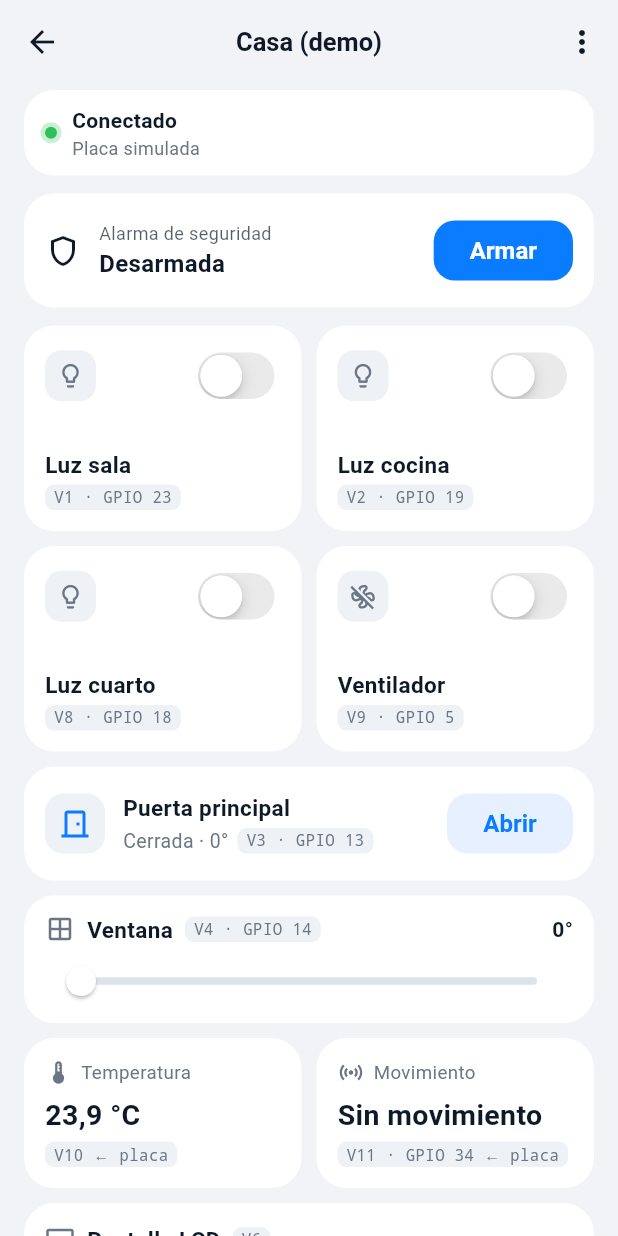
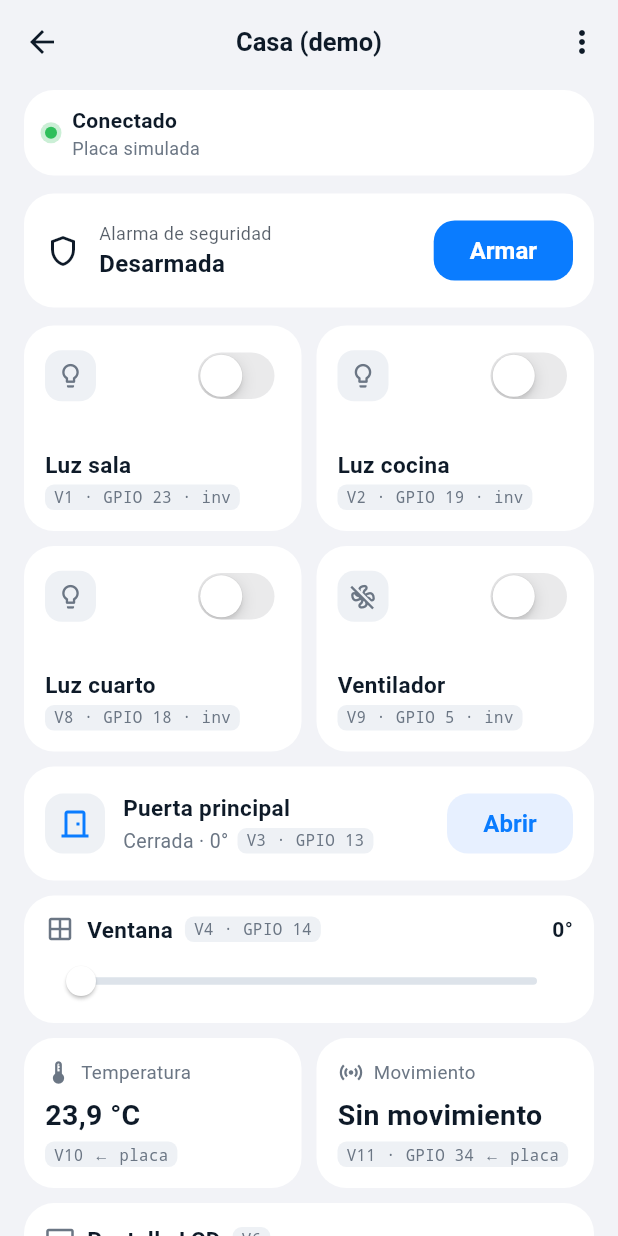
Before and after one commit to Samestves/Domotica-Control-App, a Flutter app: the screen it shows after launch, after a tap on the "link" icon, after a tap on "Casa (demo)", on a phone screen of 412 x 824 dp. Run offline on Flutter 3.47's test engine with Material 3 defaults, Android fonts, the phone set to English and light mode, and no system bars; our stand-ins replace flutter_blue_plus, shared_preferences.

Commit message:
Alpha 0.1: pines enviados al conectar, validacion de GPIO y guia de reunion
- La app reenvia a la placa los pines guardados al conectarse
- Validacion de GPIO compartida entre app y firmware (6-11, inexistentes, solo entrada)
- Valores por defecto alineados con el firmware (reles invertidos)
- Hoja de pines con error en linea y opcion para volver al GPIO original
- Version Alpha 0.1 visible en la app y guia para la reunion

Co-Authored-By: Claude Opus 5.5 <noreply@anthropic.com>

```diff
--- a/lib/models/controls.dart
+++ b/lib/models/controls.dart
@@ -10,6 +10,7 @@ class ControlSpec {
   final ControlKind kind;
   final IconData icon;
   final int? gpio;
+  final bool inverted; // por defecto; los módulos de relé se activan con señal baja
   final bool output; // false: no se controla, solo se muestra o se lee
   final String unit;
   final int min, max;
@@ -21,6 +22,7 @@ class ControlSpec {
     required this.kind,
     required this.icon,
     this.gpio,
+    this.inverted = false,
     this.output = true,
     this.unit = '',
     this.min = 0,
@@ -33,10 +35,10 @@ class ControlSpec {
 /// 21 y 22 quedan libres para una pantalla LCD por I2C.
 const casaControls = <ControlSpec>[
   ControlSpec(vpin: 7, label: 'Alarma', kind: ControlKind.alarm, icon: Icons.shield_outlined, output: false),
-  ControlSpec(vpin: 1, label: 'Luz sala', kind: ControlKind.toggle, icon: Icons.lightbulb_outline, gpio: 23),
-  ControlSpec(vpin: 2, label: 'Luz cocina', kind: ControlKind.toggle, icon: Icons.lightbulb_outline, gpio: 19),
-  ControlSpec(vpin: 8, label: 'Luz cuarto', kind: ControlKind.toggle, icon: Icons.lightbulb_outline, gpio: 18),
-  ControlSpec(vpin: 9, label: 'Ventilador', kind: ControlKind.toggle, icon: Icons.mode_fan_off_outlined, gpio: 5),
+  ControlSpec(vpin: 1, label: 'Luz sala', kind: ControlKind.toggle, icon: Icons.lightbulb_outline, gpio: 23, inverted: true),
+  ControlSpec(vpin: 2, label: 'Luz cocina', kind: ControlKind.toggle, icon: Icons.lightbulb_outline, gpio: 19, inverted: true),
+  ControlSpec(vpin: 8, label: 'Luz cuarto', kind: ControlKind.toggle, icon: Icons.lightbulb_outline, gpio: 18, inverted: true),
+  ControlSpec(vpin: 9, label: 'Ventilador', kind: ControlKind.toggle, icon: Icons.mode_fan_off_outlined, gpio: 5, inverted: true),
   ControlSpec(vpin: 3, label: 'Puerta principal', kind: ControlKind.servoToggle, icon: Icons.door_front_door_outlined, gpio: 13),
   ControlSpec(vpin: 4, label: 'Ventana', kind: ControlKind.slider, icon: Icons.window_outlined, gpio: 14, unit: '°'),
   ControlSpec(vpin: 5, label: 'Timbre', kind: ControlKind.button, icon: Icons.notifications_none, gpio: 27),
@@ -45,6 +47,16 @@ const casaControls = <ControlSpec>[
   ControlSpec(vpin: 11, label: 'Movimiento', kind: ControlKind.reading, icon: Icons.sensors, gpio: 34, output: false),
 ];
 
+/// Revisa si un GPIO del ESP32 sirve para un control. Devuelve el problema, o null si está bien.
+/// El programa de la placa aplica las mismas reglas.
+String? gpioProblem(int gpio, {required bool output}) {
+  if (gpio < 0 || gpio > 39) return 'El ESP32 tiene GPIO del 0 al 39.';
+  if (gpio >= 6 && gpio <= 11) return 'Los GPIO 6 a 11 los usa la memoria de la placa.';
+  if (const {20, 24, 28, 29, 30, 31}.contains(gpio)) return 'El GPIO $gpio no existe en el ESP32.';
+  if (output && gpio >= 34) return 'Los GPIO 34 a 39 solo sirven como entrada.';
+  return null;
+}
+
 /// Pines virtuales del carro.
 class CarPins {
   static const joystick = 20, turret = 21, distance = 22, lights = 23, throttle = 24, reverse = 25, horn = 26;
--- a/lib/state/app_state.dart
+++ b/lib/state/app_state.dart
@@ -46,7 +46,14 @@ class Session extends ChangeNotifier {
     _subs.add(link.lines.listen(_onLine));
     notifyListeners();
     await link.connect();
+    if (connected) _pushPinConfig();
     notifyListeners();
+  }
+
+  /// La app es la fuente de verdad de los pines: al conectar, envía a la placa
+  /// todos los ajustes guardados, aunque se hayan hecho sin conexión.
+  void _pushPinConfig() {
+    device.pins.forEach((vpin, p) => sendRaw(cfgMsg(vpin, p.gpio, p.inverted)));
   }
 
   Future<void> disconnect() async {
@@ -154,7 +161,8 @@ class AppState extends ChangeNotifier {
     notifyListeners();
   }
 
-  Future<void> update(SavedDevice d) async {
+  /// Guarda los cambios hechos a un dispositivo ya registrado.
+  Future<void> saveChanges() async {
     await save();
     notifyListeners();
   }
--- a/lib/ui/home_screen.dart
+++ b/lib/ui/home_screen.dart
@@ -4,6 +4,7 @@ import '../core/link.dart';
 import '../main.dart';
 import '../models/device.dart';
 import '../state/app_state.dart';
+import '../version.dart';
 import 'add_device_screen.dart';
 import 'carro_panel.dart';
 import 'casa_panel.dart';
@@ -75,6 +76,13 @@ class HomeScreen extends StatelessWidget {
                     textStyle: const TextStyle(fontSize: 15, fontWeight: FontWeight.w600),
                   ),
                 ),
+              ),
+            ),
+            const SliverPadding(
+              padding: EdgeInsets.only(bottom: 24),
+              sliver: SliverToBoxAdapter(
+                child: Text('$appVersion · Mantén presionado un dispositivo para eliminarlo',
+                    textAlign: TextAlign.center, style: TextStyle(color: C.ink2, fontSize: 12)),
               ),
             ),
           ],
--- /dev/null
+++ b/lib/version.dart
@@ -0,0 +1,2 @@
+/// Versión que se muestra en la app. Mantener igual a `version` en pubspec.yaml.
+const appVersion = 'Alpha 0.1';
--- a/pubspec.yaml
+++ b/pubspec.yaml
@@ -16,7 +16,7 @@ publish_to: 'none' # Remove this line if you wish to publish to pub.dev
 # https://developer.apple.com/library/archive/documentation/General/Reference/InfoPlistKeyReference/Articles/CoreFoundationKeys.html
 # In Windows, build-name is used as the major, minor, and patch parts
 # of the product and file versions while build-number is used as the build suffix.
-version: 1.0.0+1
+version: 0.1.0+1
 
 environment:
   sdk: ^3.13.4
```
Also changed, not shown: lib/ui/widgets/common.dart (+89 -39 lines), 4 other files.
